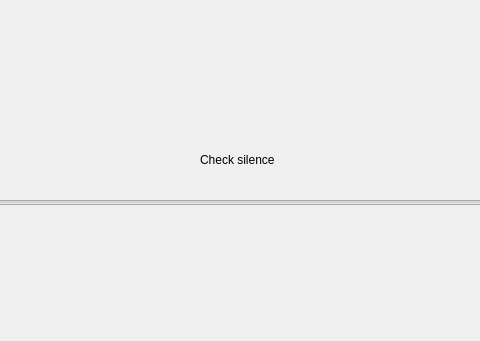
This is Interface/GUI.ui in damibran/Alternative_Exam_Fourier as Qt 5 draws it before an edit; both pictures show x 190 to 670 and y 518 to 859 of the 800 by 859 pixel window. The edited form follows.
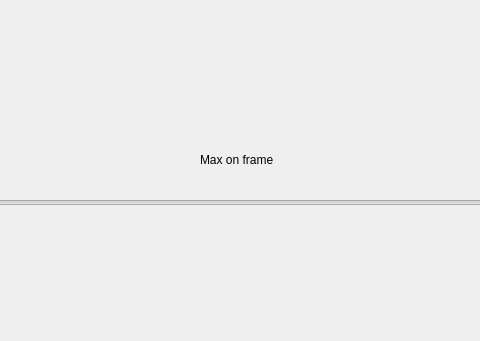
This is the edited form. Custom widgets are drawn as their Qt base class.

Commit message: Printing max note on frame

What changed in the file:
```diff
--- a/Interface/GUI.ui
+++ b/Interface/GUI.ui
@@ -60,7 +60,7 @@
      </rect>
     </property>
     <property name="text">
-     <string>Check silence</string>
+     <string>Max on frame</string>
     </property>
    </widget>
    <widget class="PlotWidget" name="spectreGraph" native="true">
```
Left out of the diff: 4 changed lines with no effect on the pictures. The commit also changes 10 other files.
